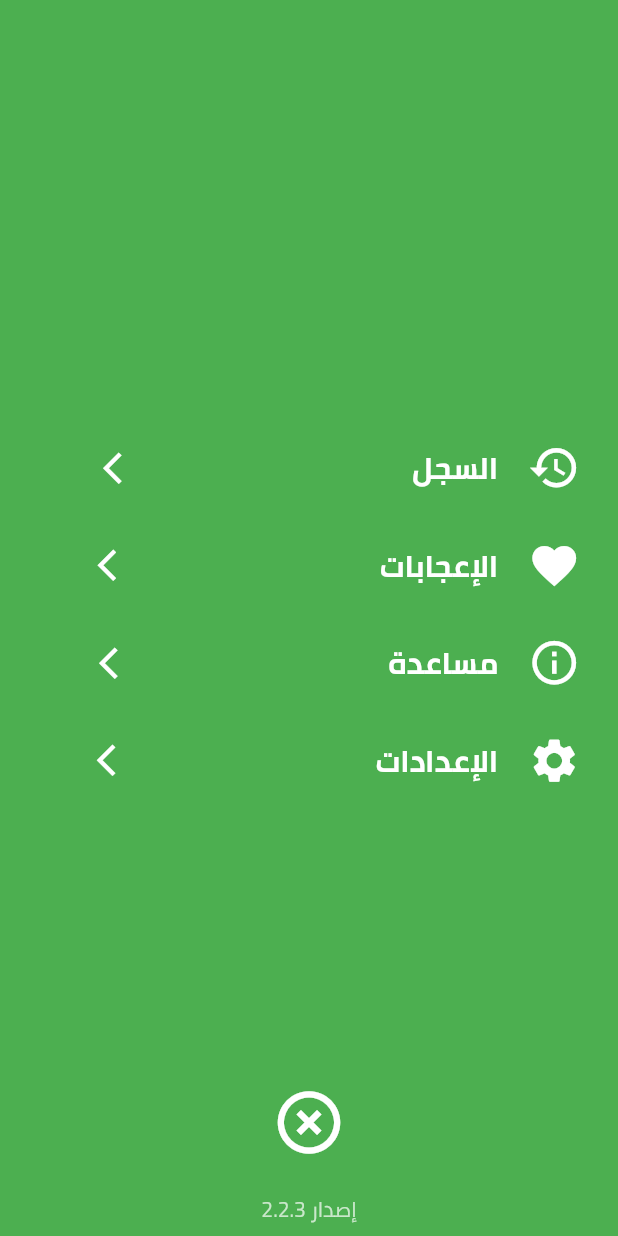
After one commit to EslamFares/Green, a Flutter app: the screen it shows after launch, item 5 of the bottom bar chosen, after a tap on the "menu" icon, on a phone screen of 412 x 824 dp. The commit adds this screen. Run offline on Flutter 3.47's test engine with Material 2 defaults, Android fonts, the phone set to English and light mode, and no system bars; our stand-ins replace percent_indicator.

Commit message:
Setting- Sgel Screen

```diff
--- a/lib/my_home.dart
+++ b/lib/my_home.dart
@@ -85,7 +85,7 @@ List<Widget> bodyPages=[
             ),
             BottomNavigationBarItem(
               icon: Icon(
-                Icons.person_outline,
+                Icons.person,
                 size: 30,
               ),
               title: Text(
--- a/lib/pages/account.dart
+++ b/lib/pages/account.dart
@@ -1,4 +1,5 @@
 import 'package:flutter/material.dart';
+import 'package:green/pages/setting_pages/setting_page.dart';
 
 class AccountPage extends StatefulWidget {
   @override
@@ -10,7 +11,42 @@ class _AccountPageState extends State<AccountPage> {
   Widget build(BuildContext context) {
     return Scaffold(
       appBar: AppBar(
-        title: Text('حسابي'),
+        backgroundColor: ThemeData.light().scaffoldBackgroundColor,
+        elevation: 0,
+        title: Text(
+          'حسابي',
+          style: TextStyle(fontWeight: FontWeight.bold, fontSize: 20),
+        ),
+        actions: <Widget>[
+          GestureDetector(
+            onTap: () {
+              Navigator.push(context,
+                  MaterialPageRoute(builder: (context) => SettingPage()));
+              // Navigator.of(context).pushAndRemoveUntil(
+              //     MaterialPageRoute(builder: (context) => SettingPage()),
+              //     (Route<dynamic> route) => false);
+            },
+            child: Container(
+              margin: EdgeInsets.only(left: 10),
+              width: 35,
+              height: 35,
+              child: Center(
+                child: Container(
+                    width: 35,
+                    height: 35,
+                    decoration: BoxDecoration(
+                      color: Colors.black12.withOpacity(.1),
+                      borderRadius: BorderRadius.circular(50.0),
+                    ),
+                    child: Icon(
+                      Icons.menu,
+                      color: Colors.black,
+                      size: 30,
+                    )),
+              ),
+            ),
+          )
+        ],
       ),
     );
   }
--- a/lib/pages/home_page.dart
+++ b/lib/pages/home_page.dart
@@ -25,31 +25,7 @@ class _HomePageState extends State<HomePage> {
             style: TextStyle(fontWeight: FontWeight.bold, fontSize: 20),
           ),
           actions: <Widget>[
-            GestureDetector(
-              onTap: () {
-                print('notifications');
-              },
-              child: Container(
-                margin: EdgeInsets.only(left: 10),
-                width: 35,
-                height: 35,
-                child: Center(
-                  child: Container(
-                      width: 35,
-                      height: 35,
-                      decoration: BoxDecoration(
-                        color: Colors.black12.withOpacity(.1),
-                        borderRadius: BorderRadius.circular(50.0),
-                      ),
-                      child: Transform.rotate(
-                          angle: -0.7,
-                          child: Icon(
-                            Icons.notifications_none,
-                            size: 30,
-                          ))),
-                ),
-              ),
-            )
+            actionAppBarButton()
           ],
         ),
         body: SingleChildScrollView(
@@ -114,4 +90,32 @@ class _HomePageState extends State<HomePage> {
       ),
     );
   }
+
+  Widget actionAppBarButton() {
+    return GestureDetector(
+            onTap: () {
+              print('notifications');
+            },
+            child: Container(
+              margin: EdgeInsets.only(left: 10),
+              width: 35,
+              height: 35,
+              child: Center(
+                child: Container(
+                    width: 35,
+                    height: 35,
+                    decoration: BoxDecoration(
+                      color: Colors.black12.withOpacity(.1),
+                      borderRadius: BorderRadius.circular(50.0),
+                    ),
+                    child: Transform.rotate(
+                        angle: -0.7,
+                        child: Icon(
+                          Icons.notifications_none,
+                          size: 30,
+                        ))),
+              ),
+            ),
+          );
+  }
 }
--- /dev/null
+++ b/lib/pages/setting_pages/setting_page.dart
@@ -0,0 +1,80 @@
+import 'package:flutter/material.dart';
+import 'package:green/pages/setting_pages/segl.dart';
+import 'package:green/widgets/SettingWidgets/back_version.dart';
+import 'package:green/widgets/SettingWidgets/setting_title.dart';
+
+class SettingPage extends StatefulWidget {
+  @override
+  _SettingPageState createState() => _SettingPageState();
+}
+
+class _SettingPageState extends State<SettingPage> {
+  @override
+  Widget build(BuildContext context) {
+    return Directionality(
+      textDirection: TextDirection.rtl,
+      child: Scaffold(
+        backgroundColor: Colors.green,
+        body: Container(
+          // color: Colors.amber,
+          padding: EdgeInsets.symmetric(horizontal: 25, vertical: 5),
+          child: Stack(
+            children: <Widget>[
+              Positioned(
+                child: Align(
+                  alignment: Alignment.center,
+                  child: Container(
+                    // color: Colors.pink,
+                    child: Column(
+                      mainAxisAlignment: MainAxisAlignment.center,
+                      crossAxisAlignment: CrossAxisAlignment.center,
+                      children: <Widget>[
+                        settingTitle(
+                            context: context,
+                            function: () {
+                              Navigator.of(context).push(MaterialPageRoute(
+                                  builder: (context) => SgelPage()));
+                            },
+                            icon: Icons.history,
+                            title: 'السجل'),
+                        settingTitle(
+                            context: context,
+                            function: () {
+                              print('like');
+                            },
+                            icon: Icons.favorite,
+                            title: 'الإعجابات'),
+                        settingTitle(
+                            context: context,
+                            function: () {
+                              print('help');
+                            },
+                            icon: Icons.info_outline,
+                            title: 'مساعدة'),
+                        settingTitle(
+                            context: context,
+                            function: () {
+                              print('setting');
+                            },
+                            icon: Icons.settings,
+                            title: 'الإعدادات'),
+                      ],
+                    ),
+                  ),
+                ),
+              ),
+              Positioned(
+                child: Align(
+                  alignment: Alignment.bottomCenter,
+                  child: backAndVersion(context),
+                ),
+              )
+            ],
+          ),
+        ),
+      ),
+    );
+  }
+
+
+}
--- /dev/null
+++ b/lib/widgets/SettingWidgets/back_version.dart
@@ -0,0 +1,36 @@
+import 'package:flutter/material.dart';
+
+Widget backAndVersion(BuildContext context) {
+    return Container(
+      width: 200,
+      height: 100,
+      child: Column(
+        mainAxisAlignment: MainAxisAlignment.end,
+        crossAxisAlignment: CrossAxisAlignment.center,
+        mainAxisSize: MainAxisSize.max,
+        children: <Widget>[
+          GestureDetector(
+            onTap: () {
+              Navigator.pop(context);
+            },
+            child: Container(
+              width: 50,
+              height: 50,
+              child: Center(
+                child: Icon(
+                  Icons.highlight_off,
+                  color: Colors.white,
+                  size: 50,
+                ),
+              ),
+            ),
+          ),
+          SizedBox(height: 20),
+          Text(
+            'إصدار 2.2.3',
+            style: TextStyle(color: Colors.white70),
+          )
+        ],
+      ),
+    );
+  }
--- /dev/null
+++ b/lib/widgets/SettingWidgets/setting_title.dart
@@ -0,0 +1,46 @@
+ import 'package:flutter/material.dart';
+
+Widget settingTitle({
+    BuildContext context,
+    Function function,
+    String title,
+    IconData icon,
+  }) {
+    return GestureDetector(
+      onTap: function,
+      child: Container(
+          margin: EdgeInsets.only(bottom: 5),
+          // color: Colors.amber,
+          height: 60,
+          width: MediaQuery.of(context).size.width - 30,
+          child: Row(
+            crossAxisAlignment: CrossAxisAlignment.center,
+            children: <Widget>[
+              Icon(
+                icon,
+                size: 35,
+                color: Colors.white,
+              ),
+              SizedBox(width: 20),
+              Text(
+                title,
+                style: TextStyle(
+                    fontSize: 20,
+                    fontWeight: FontWeight.bold,
+                    color: Colors.white),
+              ),
+              Spacer(
+                flex: 5,
+              ),
+              Icon(
+                Icons.arrow_forward_ios,
+                size: 25,
+                color: Colors.white,
+              ),
+              Spacer(
+                flex: 1,
+              ),
+            ],
+          )),
+    );
+  }
```
Also changed, not shown: lib/pages/setting_pages/segl.dart (added, +55 -0 lines), lib/widgets/SettingWidgets/action_appbar_button.dart (added, +25 -0 lines).
